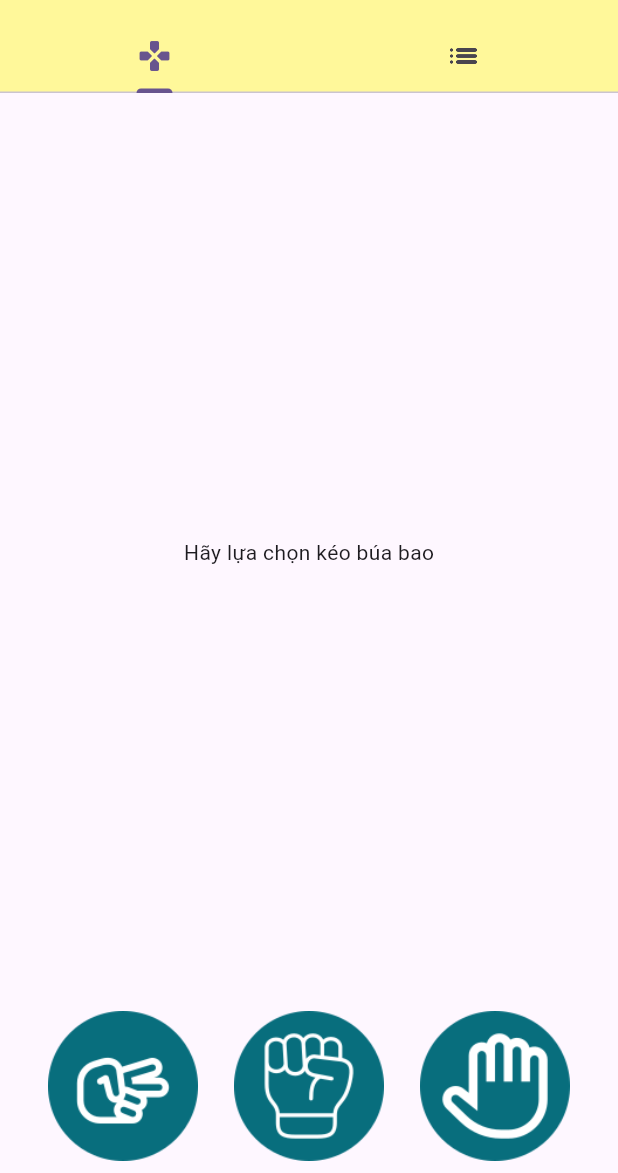
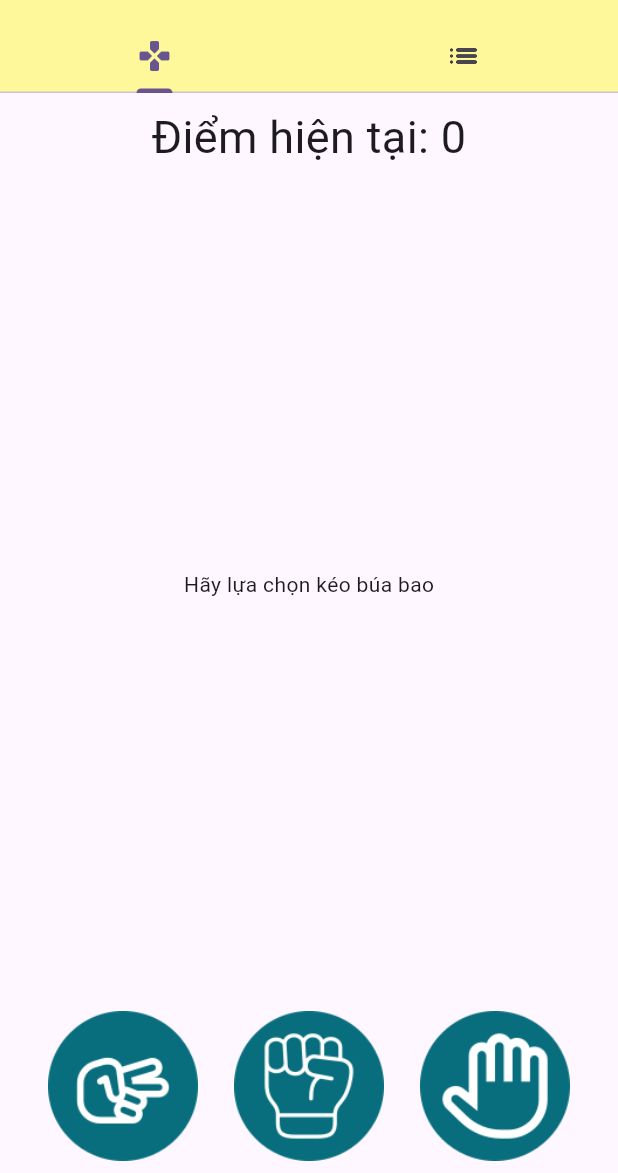
Before and after one commit to NguyenThanhTan1209/rps-game, a Flutter app: the screen it shows after launch, after a tap on "Bắt đầu", on a phone screen of 412 x 824 dp, the part 63-1236 px from its top. Run offline on Flutter 3.47's test engine with Material 3 defaults, Android fonts, the phone set to English and light mode, and no system bars; our stand-ins replace flutter_bloc, sqflite; accounts and stored records are empty.

Commit message:
Add UI and logic list score Add Save score dialog when play game

```diff
--- a/lib/bloc/game_state.dart
+++ b/lib/bloc/game_state.dart
@@ -11,6 +11,10 @@ abstract class GameState {
 class GameInitialState extends GameState {
   GameInitialState():super(gameMatch: GameMatch(myChoice: GameChoice.paper, opponentChoice: GameChoice.paper, result: 'none'));
 }
+class GameLoadingState extends GameState {
+  GameLoadingState(): super(gameMatch: GameMatch(myChoice: GameChoice.none, opponentChoice: GameChoice.none, result: 'none'));
+}
+
 class GameWinState extends GameState {
   GameWinState({required super.gameMatch});
 }
--- /dev/null
+++ b/lib/bloc/list_score_event.dart
@@ -0,0 +1,17 @@
+// ignore_for_file: public_member_api_docs, sort_constructors_first
+import 'package:rps_game/data/user.dart';
+
+abstract class ListScoreEvent {
+
+}
+
+class GetScoreList extends ListScoreEvent {
+
+}
+
+class AddNewScore extends ListScoreEvent {
+  User user;
+  AddNewScore({
+    required this.user,
+  });
+}
--- /dev/null
+++ b/lib/bloc/list_score_state.dart
@@ -0,0 +1,28 @@
+// ignore_for_file: public_member_api_docs, sort_constructors_first
+import '../data/user.dart';
+
+abstract class ListScoreState {
+
+}
+
+class ListScoreInitialState extends ListScoreState {
+  List<User> listScore = [];
+}
+
+class ListScoreLoadingState extends ListScoreState {
+
+}
+
+class ListScoreSuccessState extends ListScoreState {
+  List<User> listScore;
+  ListScoreSuccessState({
+    required this.listScore,
+  });
+}
+
+class ListScoreFailedState extends ListScoreState {
+  String error;
+  ListScoreFailedState({
+    required this.error,
+  });
+}
--- /dev/null
+++ b/lib/data/user.dart
@@ -0,0 +1,36 @@
+// ignore_for_file: public_member_api_docs, sort_constructors_first
+class User {
+  int id;
+  String userName;
+  int point;
+  String createDate;
+
+  User({
+    required this.id,
+    required this.userName,
+    required this.point,
+    required this.createDate,
+  });
+
+  factory User.fromJson(Map<String, dynamic> json) {
+    return switch (json) {
+      {
+        'id': int id,
+        'userName': String userName,
+        'point': int point,
+        'createDate': String createDate,
+      } =>
+        User(id: id, userName: userName, point: point, createDate: createDate),
+      _ => throw const FormatException('Failed to load user'),
+    };
+  }
+
+  Map<String, dynamic> toMap() {
+    return {
+      'id': id,
+      'userName': userName,
+      'point': point,
+      'createDate': createDate,
+    };
+  }
+}
--- a/lib/main.dart
+++ b/lib/main.dart
@@ -1,10 +1,15 @@
 import 'package:flutter/material.dart';
 import 'package:flutter_bloc/flutter_bloc.dart';
+import 'package:path/path.dart';
 import 'package:rps_game/bloc/game_bloc.dart';
+import 'package:rps_game/bloc/list_score_bloc.dart';
+import 'package:rps_game/ui/tab/list_score_tab.dart';
+import 'package:sqflite/sqflite.dart';
 
-import 'ui/play_game_tab.dart';
+import 'ui/tab/play_game_tab.dart';
 
-void main() {
+void main() async {
+  WidgetsFlutterBinding.ensureInitialized();
   runApp(const MyApp());
 }
 
@@ -18,7 +23,10 @@ class MyApp extends StatelessWidget {
       providers: [
         BlocProvider<GameBloc>(create: (context){
           return GameBloc();
-        })
+        }),
+        BlocProvider<ListScoreBloc>(create: (context){
+          return ListScoreBloc();
+        }),
       ],
       child: MaterialApp(
         title: 'Búa Kéo Bao',
@@ -52,7 +60,7 @@ class _MyHomePageState extends State<MyHomePage> {
       ]),),
       body: const TabBarView(children: [
         PlayGameTab(),
-        Placeholder()
+        ListScoreTab()
       ]),
     );
   }
--- /dev/null
+++ b/lib/repository/list_score_repository.dart
@@ -0,0 +1,14 @@
+import 'package:rps_game/provider/list_score_provider.dart';
+
+import '../data/user.dart';
+
+class ListScoreRepository {
+  final ListScoreProvider listScoreProvider = ListScoreProvider();
+
+  Future<List<User>> getResult() async {
+    return await listScoreProvider.readScores();
+  }
+  Future<void> createNewScore(User user) async {
+    return await listScoreProvider.createScore(user);
+  }
+}
--- a/lib/ui/play_game_tab.dart
+++ /dev/null
@@ -1,136 +0,0 @@
-import 'package:flutter/material.dart';
-import 'package:flutter_bloc/flutter_bloc.dart';
-import 'package:rps_game/bloc/game_bloc.dart';
-import 'package:rps_game/bloc/game_event.dart';
-import 'package:rps_game/bloc/game_state.dart';
-import 'package:rps_game/data/game_match.dart';
-
-import 'option_game_widget.dart';
-
-enum GameFlag { wait, playing, end }
-
-enum GameOption { paper, rock, scissors }
-
-class PlayGameTab extends StatefulWidget {
-  const PlayGameTab({super.key});
-
-  @override
-  State<PlayGameTab> createState() => _PlayGameTabState();
-}
-
-class _PlayGameTabState extends State<PlayGameTab> with AutomaticKeepAliveClientMixin{
-  dynamic gameFlag = GameFlag.wait;
-
-  @override
-  Widget build(BuildContext context) {
-    return gameFlag == GameFlag.wait
-        ? Center(
-            child: ElevatedButton(
-                onPressed: () {
-                  setState(() {
-                    gameFlag = GameFlag.playing;
-                  });
-                },
-                child: const Text('Bắt đầu')),
-          )
-        : Padding(
-            padding: const EdgeInsets.all(8.0),
-            child: Column(
-              children: [
-                BlocBuilder<GameBloc, GameState>(builder: (context, state) {
-                  if (state is GameWinState) {
-                    return Expanded(
-                      child: Column(
-                        mainAxisAlignment: MainAxisAlignment.spaceAround,
-                        children: [
-                          OptionWidget(choice: state.gameMatch.opponentChoice),
-                          Text(
-                            state.gameMatch.result,
-                            style: const TextStyle(color: Colors.green),
-                          ),
-                          OptionWidget(choice: state.gameMatch.myChoice),
-                        ],
-                      ),
-                    );
-                  } else if (state is GameLoseState) {
-                    return Expanded(
-                      child: Column(
-                        mainAxisAlignment: MainAxisAlignment.spaceAround,
-                        children: [
-                          OptionWidget(choice: state.gameMatch.opponentChoice),
-                          Text(
-                            state.gameMatch.result,
-                            style: const TextStyle(color: Colors.red),
-                          ),
-                          OptionWidget(choice: state.gameMatch.myChoice),
-                        ],
-                      ),
-                    );
-                  } else if (state is GameDueState) {
-                    return Expanded(
-                      child: Column(
-                        mainAxisAlignment: MainAxisAlignment.spaceAround,
-                        children: [
-                          OptionWidget(choice: state.gameMatch.opponentChoice),
-                          Text(
-                            state.gameMatch.result,
-                            style: const TextStyle(color: Colors.grey),
-                          ),
-                          OptionWidget(choice: state.gameMatch.myChoice),
-                        ],
-                      ),
-                    );
-                  } else {
-                    return const Expanded(
-                      child: Center(
-                        child: Text('Hãy lựa chọn kéo búa bao'),
-                      ),
-                    );
-                  }
-                }),
-                const SizedBox(
-                  height: 8.0,
-                ),
-                Row(
-                  mainAxisAlignment: MainAxisAlignment.spaceEvenly,
-                  children: [
-                    InkWell(
-                      child: Image.asset(
-                        'assets/scissors.png',
-                        width: 100,
-                        height: 100,
-                      ),
-                      onTap: () {
-                        context.read<GameBloc>().add(ChooseOptionEvent(gameChoice: GameChoice.scissors));
-                      },
-                    ),
-                    InkWell(
-                      child: Image.asset(
-                        'assets/rock.png',
-                        width: 100,
-                        height: 100,
-                      ),
-                      onTap: () {
-                        context.read<GameBloc>().add(ChooseOptionEvent(gameChoice: GameChoice.rock));
-                      },
-                    ),
-                    InkWell(
-                      child: Image.asset(
-                        'assets/paper.png',
-                        width: 100,
-                        height: 100,
-                      ),
-                      onTap: () {
-                        context.read<GameBloc>().add(ChooseOptionEvent(gameChoice: GameChoice.paper));
-                      },
-                    ),
-                  ],
-                )
-              ],
-            ),
-          );
-  }
-
-  @override
-  bool get wantKeepAlive => true;
-}
--- /dev/null
+++ b/lib/ui/tab/play_game_tab.dart
@@ -0,0 +1,234 @@
+import 'package:flutter/material.dart';
+import 'package:flutter_bloc/flutter_bloc.dart';
+import 'package:intl/intl.dart';
+import 'package:rps_game/bloc/game_bloc.dart';
+import 'package:rps_game/bloc/game_event.dart';
+import 'package:rps_game/bloc/game_state.dart';
+import 'package:rps_game/bloc/list_score_bloc.dart';
+import 'package:rps_game/bloc/list_score_event.dart';
+import 'package:rps_game/data/game_match.dart';
+import 'package:rps_game/data/user.dart';
+
+import '../widget/option_game_widget.dart';
+
+enum GameFlag { wait, playing, end }
+
+enum GameOption { paper, rock, scissors }
+
+class PlayGameTab extends StatefulWidget {
+  const PlayGameTab({super.key});
+
+  @override
+  State<PlayGameTab> createState() => _PlayGameTabState();
+}
+
+class _PlayGameTabState extends State<PlayGameTab>
+    with AutomaticKeepAliveClientMixin {
+  dynamic gameFlag = GameFlag.wait;
+  late int _currentPoint;
+  late TextEditingController _textEditingController;
+
+  @override
+  void initState() {
+    _currentPoint = 0;
+    _textEditingController = TextEditingController();
+    super.initState();
+  }
+
+  @override
+  void dispose() {
+    _textEditingController.dispose();
+    super.dispose();
+  }
+
+  @override
+  Widget build(BuildContext context) {
+    return gameFlag == GameFlag.wait
+        ? Center(
+            child: ElevatedButton(
+                onPressed: () {
+                  setState(() {
+                    gameFlag = GameFlag.playing;
+                  });
+                },
+                child: const Text('Bắt đầu')),
+          )
+        : Padding(
+            padding: const EdgeInsets.all(8.0),
+            child: Column(
+              children: [
+                Text(
+                  'Điểm hiện tại: $_currentPoint',
+                  style: const TextStyle(fontSize: 30),
+                ),
+                BlocConsumer<GameBloc, GameState>(
+                  builder: (context, state) {
+                    if (state is GameLoadingState) {
+                      return const Expanded(
+                          child: Center(
+                        child: CircularProgressIndicator(),
+                      ));
+                    } else if (state is GameWinState) {
+                      return Expanded(
+                        child: Column(
+                          mainAxisAlignment: MainAxisAlignment.spaceAround,
+                          children: [
+                            OptionWidget(
+                                choice: state.gameMatch.opponentChoice),
+                            Text(
+                              state.gameMatch.result,
+                              style: const TextStyle(color: Colors.green),
+                            ),
+                            OptionWidget(choice: state.gameMatch.myChoice),
+                          ],
+                        ),
+                      );
+                    } else if (state is GameLoseState) {
+                      return Expanded(
+                        child: Column(
+                          mainAxisAlignment: MainAxisAlignment.spaceAround,
+                          children: [
+                            OptionWidget(
+                                choice: state.gameMatch.opponentChoice),
+                            Text(
+                              state.gameMatch.result,
+                              style: const TextStyle(color: Colors.red),
+                            ),
+                            OptionWidget(choice: state.gameMatch.myChoice),
+                          ],
+                        ),
+                      );
+                    } else if (state is GameDueState) {
+                      return Expanded(
+                        child: Column(
+                          mainAxisAlignment: MainAxisAlignment.spaceAround,
+                          children: [
+                            OptionWidget(
+                                choice: state.gameMatch.opponentChoice),
+                            Text(
+                              state.gameMatch.result,
+                              style: const TextStyle(color: Colors.grey),
+                            ),
+                            OptionWidget(choice: state.gameMatch.myChoice),
+                          ],
+                        ),
+                      );
+                    } else {
+                      return const Expanded(
+                        child: Center(
+                          child: Text('Hãy lựa chọn kéo búa bao'),
+                        ),
+                      );
+                    }
+                  },
+                  listener: (context, state) {
+                    if (state is GameWinState) {
+                      setState(() {
+                        _currentPoint++;
+                      });
+                    }
+                    if (state is GameLoseState) {
+                      if (_currentPoint > 0) {
+                        showDialog(
+                          context: context,
+                          builder: (context) {
+                            return AlertDialog(
+                              title: Text('Điểm số của bạn là: $_currentPoint'),
+                              content: TextField(
+                                decoration: const InputDecoration(
+                                    border: OutlineInputBorder(),
+                                    hintText: 'Nhập tên của bạn để lưu'),
+                                controller: _textEditingController,
+                              ),
+                              actions: [
+                                ElevatedButton(
+                                    onPressed: () {
+                                      final DateTime now = DateTime.now();
+                                      final DateFormat formatter =
+                                          DateFormat('dd/MM/yyyy - hh:mm');
+                                      final String dateFormatted =
+                                          formatter.format(now);
+
+                                      context.read<ListScoreBloc>().add(
+                                            AddNewScore(
+                                              user: User(
+                                                id: DateTime.now()
+                                                    .millisecondsSinceEpoch,
+                                                userName:
+                                                    _textEditingController.text,
+                                                point: _currentPoint,
+                                                createDate: dateFormatted,
+                                              ),
+                                            ),
+                                          );
+                                      Navigator.of(context).pop();
+                                      setState(() {
+                                        _currentPoint = 0;
+                                      });
+                                    },
+                                    child: const Text('Lưu')),
+                                OutlinedButton(
+                                    onPressed: () {
+                                      setState(() {
+                                        _currentPoint = 0;
+                                      });
+                                      Navigator.of(context).pop();
+                                    },
+                                    child: const Text('Huỷ')),
+                              ],
+                            );
+                          },
+                        );
+                      }
+                    }
+                  },
+                ),
+                const SizedBox(
+                  height: 8.0,
+                ),
+                Row(
+                  mainAxisAlignment: MainAxisAlignment.spaceEvenly,
+                  children: [
+                    InkWell(
+                      child: Image.asset(
+                        'assets/scissors.png',
+                        width: 100,
+                        height: 100,
+                      ),
+                      onTap: () {
+                        context.read<GameBloc>().add(
+                            ChooseOptionEvent(gameChoice: GameChoice.scissors));
+                      },
+                    ),
+                    InkWell(
+                      child: Image.asset(
+                        'assets/rock.png',
+                        width: 100,
+                        height: 100,
+                      ),
+                      onTap: () {
+                        context.read<GameBloc>().add(
+                            ChooseOptionEvent(gameChoice: GameChoice.rock));
+                      },
+                    ),
+                    InkWell(
+                      child: Image.asset(
+                        'assets/paper.png',
+                        width: 100,
+                        height: 100,
+                      ),
+                      onTap: () {
+                        context.read<GameBloc>().add(
+                            ChooseOptionEvent(gameChoice: GameChoice.paper));
+                      },
+                    ),
+                  ],
+                )
+              ],
+            ),
+          );
+  }
+
+  @override
+  bool get wantKeepAlive => true;
+}
--- a/lib/ui/option_game_widget.dart
+++ b/lib/ui/widget/option_game_widget.dart
@@ -1,6 +1,6 @@
 import 'package:flutter/material.dart';
 
-import '../data/game_match.dart';
+import '../../data/game_match.dart';
 
 class OptionWidget extends StatelessWidget {
   final GameChoice choice;
--- a/pubspec.yaml
+++ b/pubspec.yaml
@@ -31,6 +31,9 @@ dependencies:
   flutter:
     sdk: flutter
   flutter_bloc: ^8.1.3
+  sqflite: ^2.3.0
+  path: ^1.8.3
+  intl: ^0.19.0
 
 
   # The following adds the Cupertino Icons font to your application.
```
Also changed, not shown: lib/bloc/game_bloc.dart (+14 -8 lines), lib/bloc/list_score_bloc.dart (added, +30 -0 lines), lib/provider/list_score_provider.dart (added, +32 -0 lines), lib/ui/tab/list_score_tab.dart (added, +54 -0 lines).
